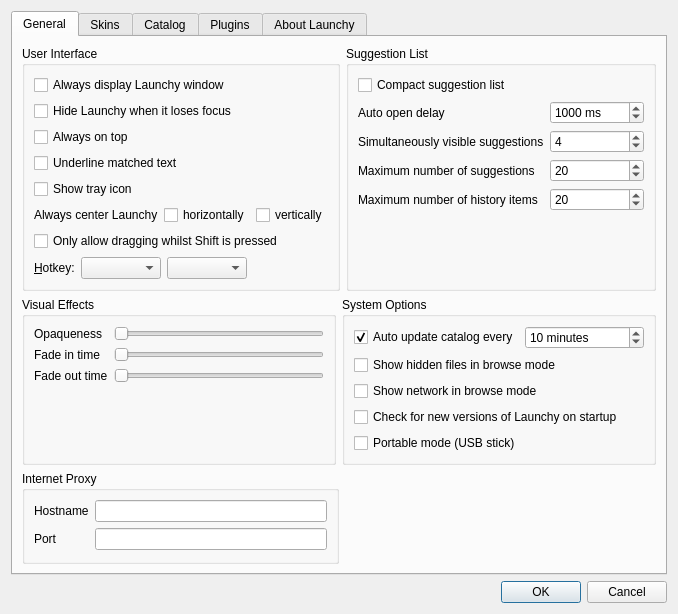
First picture: the form in src/options.ui, repository Chronial/launchy, before the edit.
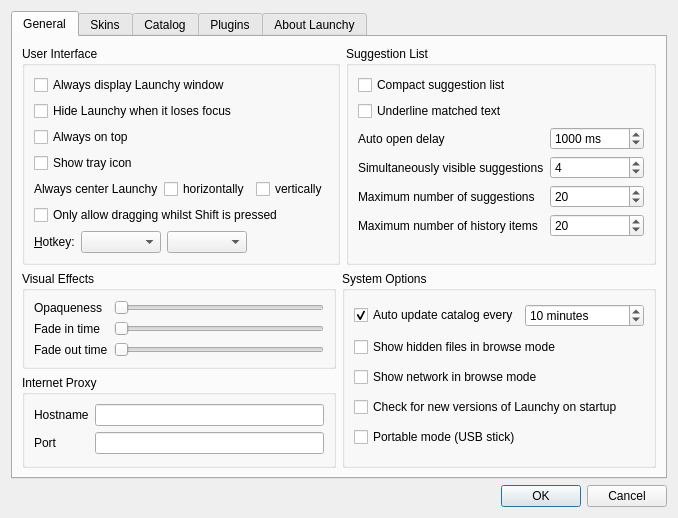
Second picture: the form after the edit. Icons and pictures are not drawn. Custom widgets are drawn as their Qt base class.

Commit message: Moved underline option to suggestions section

```diff
--- a/src/options.ui
+++ b/src/options.ui
@@ -11,7 +11,7 @@
     <x>0</x>
     <y>0</y>
     <width>678</width>
-    <height>559</height>
+    <height>515</height>
    </rect>
   </property>
   <property name="windowTitle">
@@ -27,9 +27,9 @@
       <attribute name="title">
        <string>General</string>
       </attribute>
-      <layout class="QVBoxLayout" name="verticalLayout_3">
+      <layout class="QVBoxLayout">
        <item>
-        <layout class="QHBoxLayout" name="horizontalLayout_3">
+        <layout class="QHBoxLayout">
          <item>
           <layout class="QVBoxLayout">
            <item>
@@ -46,7 +46,7 @@
              <property name="alignment">
               <set>Qt::AlignLeading|Qt::AlignLeft|Qt::AlignTop</set>
              </property>
-             <layout class="QVBoxLayout" name="verticalLayout_2">
+             <layout class="QVBoxLayout">
               <item>
                <widget class="QCheckBox" name="genAlwaysShow">
                 <property name="text">
@@ -71,13 +71,6 @@
                 </property>
                </widget>
               </item>
-              <item>
-               <widget class="QCheckBox" name="genDecorateText">
-                <property name="text">
-                 <string>Underline matched text</string>
-                </property>
-               </widget>
-              </item>
               <item>
                <widget class="QCheckBox" name="genShowTrayIcon">
                 <property name="text">
@@ -111,6 +104,19 @@
                   </property>
                  </widget>
                 </item>
+                <item>
+                 <spacer name="horizontalSpacer_2">
+                  <property name="orientation">
+                   <enum>Qt::Horizontal</enum>
+                  </property>
+                  <property name="sizeHint" stdset="0">
+                   <size>
+                    <width>0</width>
+                    <height>0</height>
+                   </size>
+                  </property>
+                 </spacer>
+                </item>
                </layout>
               </item>
               <item>
@@ -188,6 +194,13 @@
               </property>
              </widget>
             </item>
+            <item>
+             <widget class="QCheckBox" name="genDecorateText">
+              <property name="text">
+               <string>Underline matched text</string>
+              </property>
+             </widget>
+            </item>
             <item>
              <layout class="QFormLayout" name="formLayout_2">
               <property name="fieldGrowthPolicy">
@@ -329,6 +342,9 @@
              <layout class="QVBoxLayout" name="_14">
               <item>
                <layout class="QFormLayout" name="formLayout_3">
+                <property name="fieldGrowthPolicy">
+                 <enum>QFormLayout::AllNonFixedFieldsGrow</enum>
+                </property>
                 <item row="0" column="0">
                  <widget class="QLabel" name="label_6">
                   <property name="text">
@@ -403,6 +419,61 @@
              </layout>
             </widget>
            </item>
+           <item>
+            <widget class="QGroupBox" name="groupBox_12">
+             <property name="sizePolicy">
+              <sizepolicy hsizetype="Minimum" vsizetype="Preferred">
+               <horstretch>0</horstretch>
+               <verstretch>0</verstretch>
+              </sizepolicy>
+             </property>
+             <property name="title">
+              <string>Internet Proxy</string>
+             </property>
+             <layout class="QVBoxLayout" name="_15">
+              <item>
+               <layout class="QFormLayout" name="formLayout_4">
+                <property name="fieldGrowthPolicy">
+                 <enum>QFormLayout::AllNonFixedFieldsGrow</enum>
+                </property>
+                <item row="0" column="0">
+                 <widget class="QLabel" name="label_24">
+                  <property name="text">
+                   <string>Hostname</string>
+                  </property>
+                  <property name="buddy">
+                   <cstring>genProxyHostname</cstring>
+                  </property>
+                 </widget>
+                </item>
+                <item row="0" column="1">
+                 <widget class="QLineEdit" name="genProxyHostname"/>
+                </item>
+                <item row="1" column="0">
+                 <widget class="QLabel" name="label_25">
+                  <property name="text">
+                   <string>Port</string>
+                  </property>
+                  <property name="buddy">
+                   <cstring>genProxyPort</cstring>
+                  </property>
+                 </widget>
+                </item>
+                <item row="1" column="1">
+                 <widget class="QLineEdit" name="genProxyPort">
+                  <property name="inputMask">
+                   <string/>
+                  </property>
+                  <property name="maxLength">
+                   <number>5</number>
+                  </property>
+                 </widget>
+                </item>
+               </layout>
+              </item>
+             </layout>
+            </widget>
+           </item>
           </layout>
          </item>
          <item>
@@ -508,78 +579,6 @@
          </item>
         </layout>
        </item>
-       <item>
-        <layout class="QHBoxLayout">
-         <item>
-          <widget class="QGroupBox" name="groupBox_12">
-           <property name="sizePolicy">
-            <sizepolicy hsizetype="Minimum" vsizetype="Preferred">
-             <horstretch>0</horstretch>
-             <verstretch>0</verstretch>
-            </sizepolicy>
-           </property>
-           <property name="title">
-            <string>Internet Proxy</string>
-           </property>
-           <layout class="QVBoxLayout" name="_15">
-            <item>
-             <layout class="QFormLayout" name="formLayout_4">
-              <property name="fieldGrowthPolicy">
-               <enum>QFormLayout::AllNonFixedFieldsGrow</enum>
-              </property>
-              <item row="0" column="0">
-               <widget class="QLabel" name="label_24">
-                <property name="text">
-                 <string>Hostname</string>
-                </property>
-                <property name="buddy">
-                 <cstring>genProxyHostname</cstring>
-                </property>
-               </widget>
-              </item>
-              <item row="0" column="1">
-               <widget class="QLineEdit" name="genProxyHostname"/>
-              </item>
-              <item row="1" column="0">
-               <widget class="QLabel" name="label_25">
-                <property name="text">
-                 <string>Port</string>
-                </property>
-                <property name="buddy">
-                 <cstring>genProxyPort</cstring>
-                </property>
-               </widget>
-              </item>
-              <item row="1" column="1">
-               <widget class="QLineEdit" name="genProxyPort">
-                <property name="inputMask">
-                 <string/>
-                </property>
-                <property name="maxLength">
-                 <number>5</number>
-                </property>
-               </widget>
-              </item>
-             </layout>
-            </item>
-           </layout>
-          </widget>
-         </item>
-         <item>
-          <spacer>
-           <property name="orientation">
-            <enum>Qt::Horizontal</enum>
-           </property>
-           <property name="sizeHint" stdset="0">
-            <size>
-             <width>40</width>
-             <height>20</height>
-            </size>
-           </property>
-          </spacer>
-         </item>
-        </layout>
-       </item>
       </layout>
      </widget>
      <widget class="QWidget" name="Skins">
```
Left out of the diff: 27 changed lines with no effect on the pictures.
